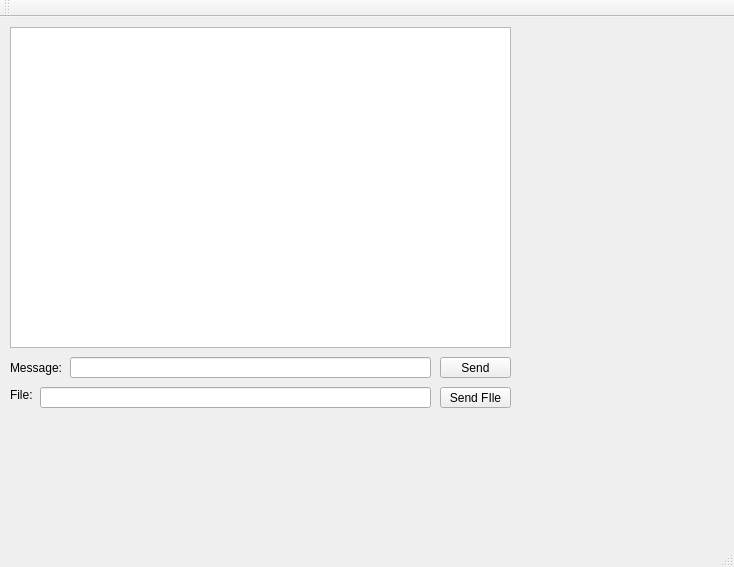
The window that securechat.ui (scottaxcell/SecureChat) describes before a commit, drawn with Qt 5.
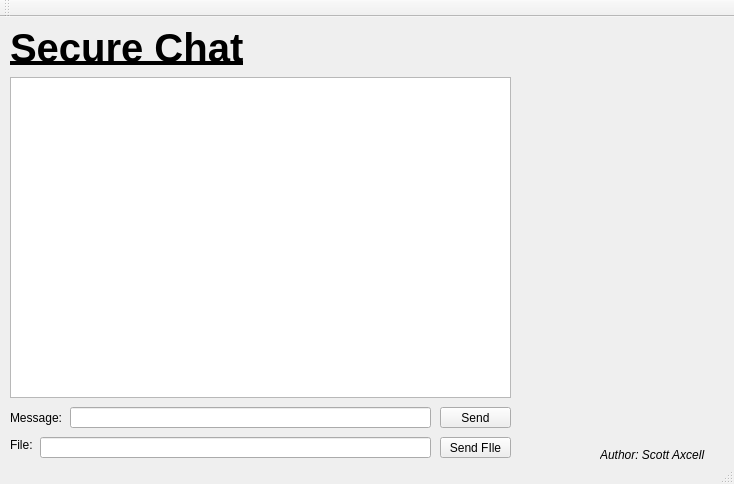
The same window after the commit. Icons and pictures are not drawn.

Commit message: finished GUI look and feel

What changed in the file:
```diff
--- a/securechat.ui
+++ b/securechat.ui
@@ -7,18 +7,21 @@
     <x>0</x>
     <y>0</y>
     <width>734</width>
-    <height>567</height>
+    <height>484</height>
    </rect>
   </property>
   <property name="windowTitle">
    <string>SecureChat</string>
   </property>
+  <property name="styleSheet">
+   <string notr="true"/>
+  </property>
   <widget class="QWidget" name="centralWidget">
    <widget class="QTextBrowser" name="textBrowser">
     <property name="geometry">
      <rect>
       <x>10</x>
-      <y>10</y>
+      <y>60</y>
       <width>501</width>
       <height>321</height>
      </rect>
@@ -28,7 +31,7 @@
     <property name="geometry">
      <rect>
       <x>70</x>
-      <y>340</y>
+      <y>390</y>
       <width>361</width>
       <height>21</height>
      </rect>
@@ -38,7 +41,7 @@
     <property name="geometry">
      <rect>
       <x>440</x>
-      <y>340</y>
+      <y>390</y>
       <width>71</width>
       <height>21</height>
      </rect>
@@ -51,7 +54,7 @@
     <property name="geometry">
      <rect>
       <x>10</x>
-      <y>340</y>
+      <y>390</y>
       <width>61</width>
       <height>21</height>
      </rect>
@@ -64,7 +67,7 @@
     <property name="geometry">
      <rect>
       <x>40</x>
-      <y>370</y>
+      <y>420</y>
       <width>391</width>
       <height>21</height>
      </rect>
@@ -74,7 +77,7 @@
     <property name="geometry">
      <rect>
       <x>10</x>
-      <y>370</y>
+      <y>420</y>
       <width>59</width>
       <height>16</height>
      </rect>
@@ -87,7 +90,7 @@
     <property name="geometry">
      <rect>
       <x>440</x>
-      <y>370</y>
+      <y>420</y>
       <width>71</width>
       <height>21</height>
      </rect>
@@ -96,16 +99,64 @@
      <string>Send FIle</string>
     </property>
    </widget>
-  </widget>
-  <widget class="QMenuBar" name="menuBar">
-   <property name="geometry">
-    <rect>
-     <x>0</x>
-     <y>0</y>
-     <width>734</width>
-     <height>22</height>
-    </rect>
-   </property>
+   <widget class="QLabel" name="label">
+    <property name="geometry">
+     <rect>
+      <x>520</x>
+      <y>0</y>
+      <width>201</width>
+      <height>221</height>
+     </rect>
+    </property>
+    <property name="text">
+     <string/>
+    </property>
+    <property name="pixmap">
+     <pixmap resource="chatsymbol.qrc">:/Images/chatSymbol.svg</pixmap>
+    </property>
+    <property name="scaledContents">
+     <bool>true</bool>
+    </property>
+   </widget>
+   <widget class="QLabel" name="label_2">
+    <property name="geometry">
+     <rect>
+      <x>10</x>
+      <y>10</y>
+      <width>261</width>
+      <height>41</height>
+     </rect>
+    </property>
+    <property name="font">
+     <font>
+      <pointsize>30</pointsize>
+      <weight>75</weight>
+      <bold>true</bold>
+      <underline>true</underline>
+     </font>
+    </property>
+    <property name="text">
+     <string>Secure Chat</string>
+    </property>
+   </widget>
+   <widget class="QLabel" name="label_3">
+    <property name="geometry">
+     <rect>
+      <x>600</x>
+      <y>430</y>
+      <width>131</width>
+      <height>16</height>
+     </rect>
+    </property>
+    <property name="font">
+     <font>
+      <italic>true</italic>
+     </font>
+    </property>
+    <property name="text">
+     <string>Author: Scott Axcell</string>
+    </property>
+   </widget>
   </widget>
   <widget class="QToolBar" name="mainToolBar">
    <attribute name="toolBarArea">
```
Left out of the diff: 4 changed lines with no effect on the pictures. The commit also changes 4 other files.
